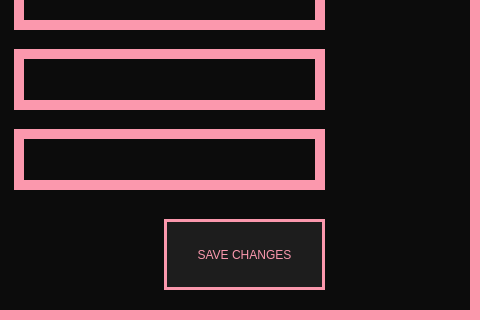
Old version of the form View/Profile.ui in the repository Hanna-J-K/fitnessapp; both pictures show x 306 to 786 and y 271 to 591 of the 786 by 591 pixel window.
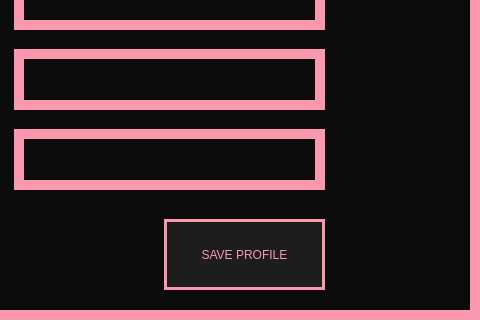
New version of the form.

Commit message: updating user profile info done in a very straightforward, synchronuous way ¯\_(ツ)_/¯

Diff of the .ui file:
```diff
--- a/View/Profile.ui
+++ b/View/Profile.ui
@@ -202,7 +202,7 @@
 </string>
     </property>
     <property name="text">
-     <string>SAVE CHANGES</string>
+     <string>SAVE PROFILE</string>
     </property>
    </widget>
    <widget class="QLabel" name="label">
```
Left out of the diff: 2 changed lines with no effect on the pictures. The commit also changes 2 other files.
